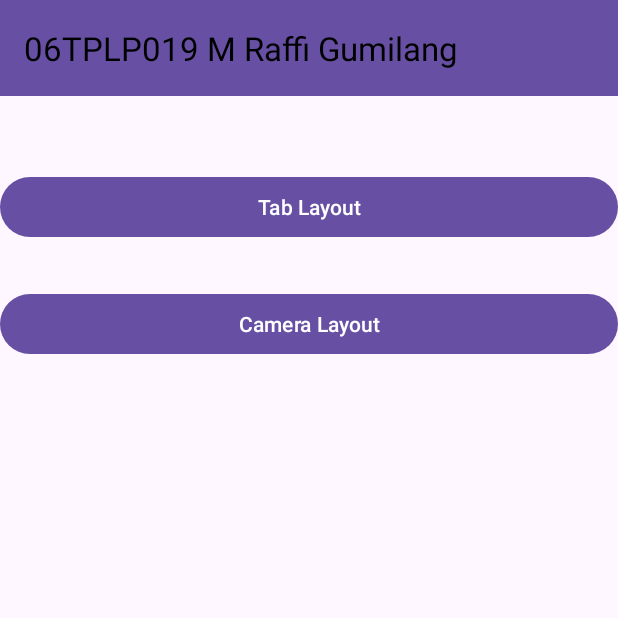
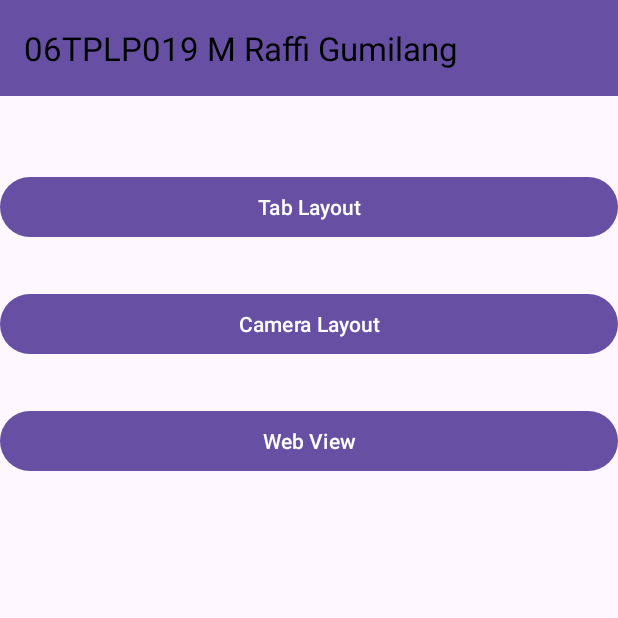
Before and after one commit to raffiMRG/tugas-mobile-programing, an Android app: the Dashboard screen opened directly, with no data from a screen before it, on a phone screen of 412 x 824 dp, the top half of it. Run offline under Robolectric (Android 15) with nearby library versions, the phone set to English and light mode, and no system bars.

Commit message:
add web view

```diff
--- a/app/src/main/AndroidManifest.xml
+++ b/app/src/main/AndroidManifest.xml
@@ -4,6 +4,8 @@
 
     <uses-permission android:name="android.permission.READ_EXTERNAL_STORAGE" />
     <uses-permission android:name="android.permission.WRITE_EXTERNAL_STORAGE" />
+
+    <uses-permission android:name="android.permission.INTERNET" />
 
     <application
         android:allowBackup="true"
@@ -15,6 +17,9 @@
         android:supportsRtl="true"
         android:theme="@style/Theme.Projectawal_MRaffiGumilang"
         tools:targetApi="31">
+        <activity
+            android:name=".WebViewLayout"
+            android:exported="false" />
         <activity
             android:name=".Camera"
             android:exported="false" />
--- a/app/src/main/java/com/example/projectawal_mraffigumilang/Dashboard.java
+++ b/app/src/main/java/com/example/projectawal_mraffigumilang/Dashboard.java
@@ -3,6 +3,7 @@ package com.example.projectawal_mraffigumilang;
 import android.content.Intent;
 import android.os.Bundle;
 import android.view.View;
+import android.webkit.WebView;
 import android.widget.Button;
 
 import androidx.activity.EdgeToEdge;
@@ -22,6 +23,7 @@ public class Dashboard extends AppCompatActivity {
 
         Button btnLayout = (Button) findViewById(R.id.btnTabLayout);
         Button btnCamera = (Button) findViewById(R.id.btnCamera);
+        Button btnWebview = (Button) findViewById(R.id.btnWebView);
 
         // Menggunakan Toolbar sebagai AppBar
         Toolbar toolbar = findViewById(R.id.toolbar);
@@ -47,5 +49,12 @@ public class Dashboard extends AppCompatActivity {
             }
         });
 
+        btnWebview.setOnClickListener(new View.OnClickListener() {
+            @Override
+            public void onClick(View v) {
+                Intent hubungkankelayout = new Intent(getApplicationContext(), WebViewLayout.class);
+                startActivity(hubungkankelayout);
+            }
+        });
     }
 }
--- a/app/src/main/res/layout/activity_dashboard.xml
+++ b/app/src/main/res/layout/activity_dashboard.xml
@@ -41,6 +41,16 @@
         app:layout_constraintStart_toStartOf="parent"
         app:layout_constraintEnd_toEndOf="parent"/>
 
+    <Button
+        android:id="@+id/btnWebView"
+        android:layout_width="match_parent"
+        android:layout_height="wrap_content"
+        android:text="Web View"
+        android:layout_marginTop="30dp"
+        app:layout_constraintTop_toBottomOf="@id/btnCamera"
+        app:layout_constraintStart_toStartOf="parent"
+        app:layout_constraintEnd_toEndOf="parent"/>
+
 
     <!--    <TextView-->
 <!--        android:layout_width="wrap_content"-->
```
Also changed, not shown: app/src/main/java/com/example/projectawal_mraffigumilang/TabLayout.java (+8 -0 lines), app/src/main/java/com/example/projectawal_mraffigumilang/WebViewLayout.java (added, +44 -0 lines), app/src/main/res/layout/activity_tab_layout.xml (+11 -0 lines), app/src/main/res/layout/activity_web_view.xml (added, +28 -0 lines).
